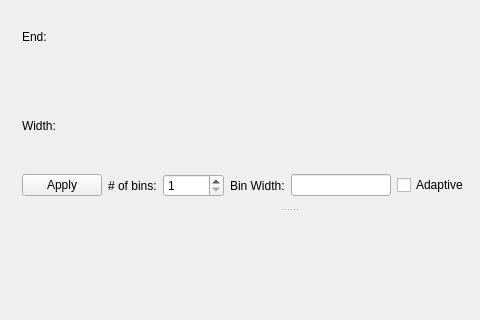
Qt form Code/Mantid/MantidQt/SliceViewer/inc/MantidQtSliceViewer/LineViewer.ui (mantidproject/mantid) before a commit; both pictures show x 0 to 480 and y 207 to 527 of the 578 by 527 pixel window.
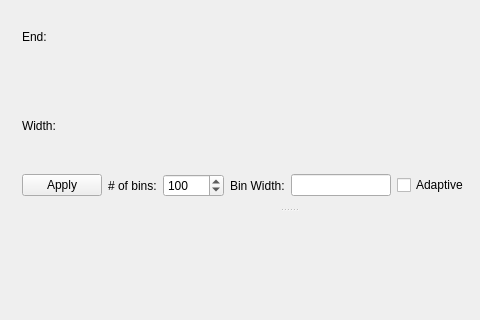
The same form after that commit.

Patch:
```diff
--- a/Code/Mantid/MantidQt/SliceViewer/inc/MantidQtSliceViewer/LineViewer.ui
+++ b/Code/Mantid/MantidQt/SliceViewer/inc/MantidQtSliceViewer/LineViewer.ui
@@ -116,6 +116,9 @@
            <property name="maximum">
             <number>10000</number>
            </property>
+           <property name="value">
+            <number>100</number>
+           </property>
           </widget>
          </item>
          <item>
```
